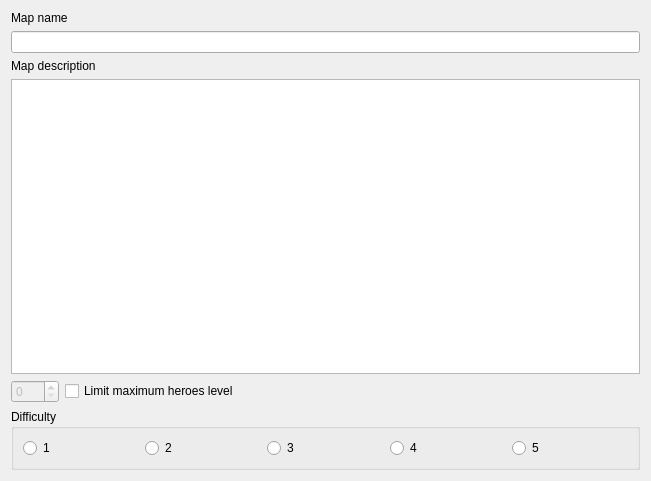
vcmi/vcmi, file mapeditor/mapsettings/generalsettings.ui: the form before one commit.
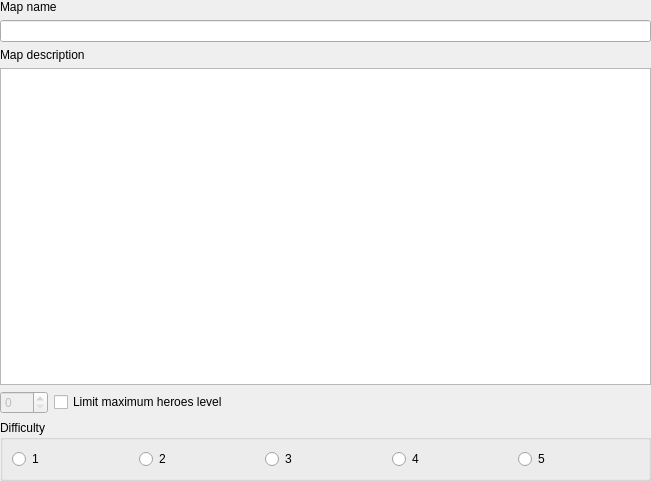
The form after the commit.

Diff of the .ui file:
```diff
--- a/mapeditor/mapsettings/generalsettings.ui
+++ b/mapeditor/mapsettings/generalsettings.ui
@@ -14,6 +14,18 @@
    <string>Form</string>
   </property>
   <layout class="QVBoxLayout" name="verticalLayout">
+   <property name="leftMargin">
+    <number>0</number>
+   </property>
+   <property name="topMargin">
+    <number>0</number>
+   </property>
+   <property name="rightMargin">
+    <number>0</number>
+   </property>
+   <property name="bottomMargin">
+    <number>0</number>
+   </property>
    <item>
     <widget class="QLabel" name="label">
      <property name="text">
```
